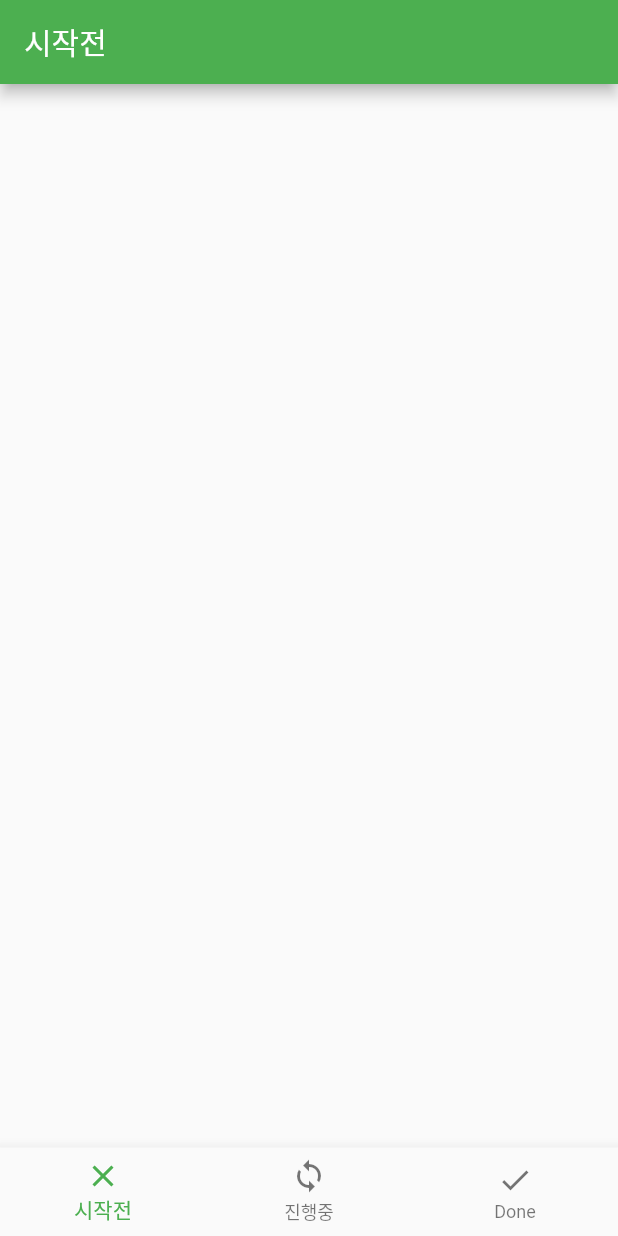
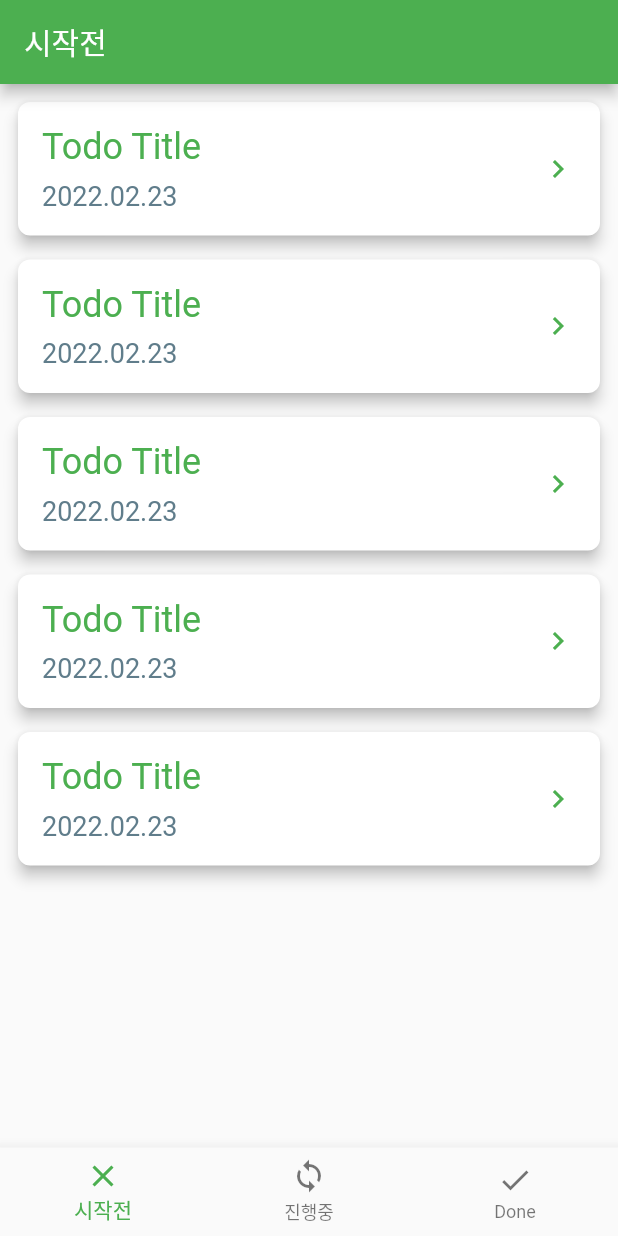
Before and after one commit to dustndus8/flutter-todolist, a Flutter app: the screen it shows after launch, on a phone screen of 412 x 824 dp. Run offline on Flutter 3.47's test engine with Material 2 defaults, Android fonts, the phone set to English and light mode, and no system bars.

Commit message:
feat: todolist 페이지 추가

```diff
--- a/lib/main.dart
+++ b/lib/main.dart
@@ -1,5 +1,6 @@
 import 'package:flutter/material.dart';
 import 'package:flutter_todolist/tab_item.dart';
+import 'package:flutter_todolist/todo/todo_list.dart';
 
 void main() {
   runApp(TodoListApp());
@@ -33,6 +34,10 @@ class _TodoListAppState extends State<TodoListApp> {
       home: Scaffold(
         appBar: AppBar(title: Text(_tabItems[_currentTabIndex].getTitle())),
         bottomNavigationBar: _createBottomNavigationBar(),
+        body: Container(
+          padding: EdgeInsets.all(8.0),
+          child: TodoListPage()
+        ),
       ),
     );
   }
--- /dev/null
+++ b/lib/todo/todo_list.dart
@@ -0,0 +1,71 @@
+import 'package:flutter/cupertino.dart';
+import 'package:flutter/material.dart';
+
+class TodoListPage extends StatefulWidget {
+  @override
+  State<StatefulWidget> createState() => _TodoListPageState();
+}
+
+class _TodoListPageState extends State<TodoListPage> {
+  @override
+  Widget build(BuildContext context) {
+    return _createTodoList();
+  }
+
+  Widget _createTodoList() {
+    return ListView.separated(
+        itemCount: 5,
+        itemBuilder: (BuildContext context, int index) {
+          return _createTodoCard();
+        }
+        ,
+        separatorBuilder: (BuildContext context, int index) {
+          return Divider(
+            thickness: 8.0,
+            height: 8.0,
+            color: Colors.transparent,
+          );
+        },
+    );
+  }
+
+  Widget _createTodoCard() {
+    return Card(
+      elevation: 4.0,
+      shape: RoundedRectangleBorder(borderRadius: BorderRadius.all(Radius.circular(8.0))),
+      child: Container(
+        padding: EdgeInsets.all(16.0),
+        child: _createTodoItemRow()
+      ),
+    );
+  }
+
+  Widget _createTodoItemRow() {
+    return Row(
+      mainAxisAlignment: MainAxisAlignment.spaceBetween,
+      crossAxisAlignment: CrossAxisAlignment.center,
+      children: [
+        _createTodoItemContentWidget(),
+        Icon(Icons.keyboard_arrow_right, color: Colors.green)
+      ],
+    );
+  }
+
+  Widget _createTodoItemContentWidget() {
+    return Column(
+      mainAxisAlignment: MainAxisAlignment.spaceBetween,
+      crossAxisAlignment: CrossAxisAlignment.start,
+      children: [
+        Text("Todo Title",style: TextStyle(fontSize: 24.0, color: Colors.green)),
+        Divider(
+        thickness: 8.0,
+          height: 8.0,
+        color: Colors.transparent,),
+        Text("2022.02.23",
+        style: TextStyle(fontSize: 18.0, color: Colors.blueGrey),)
+      ],
+    );
+  }
+
+
+}
```
